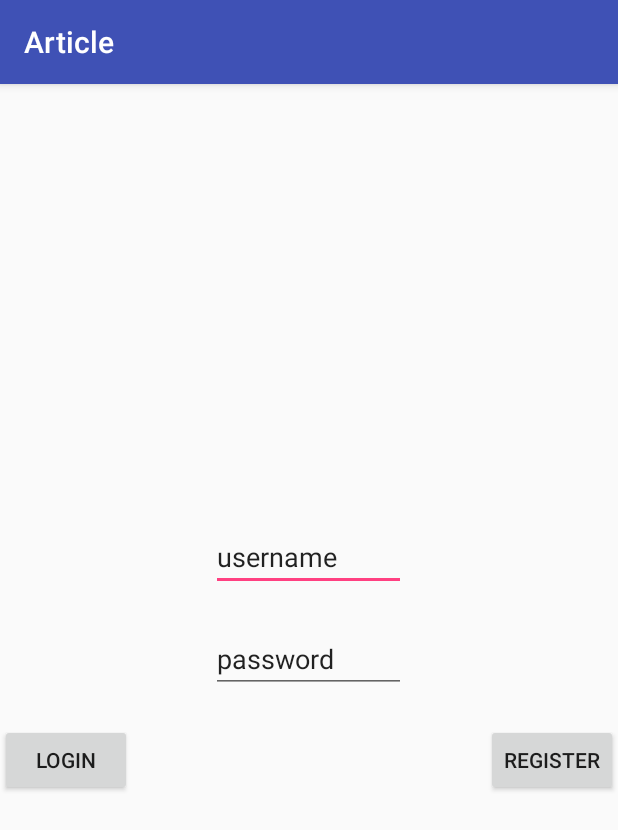
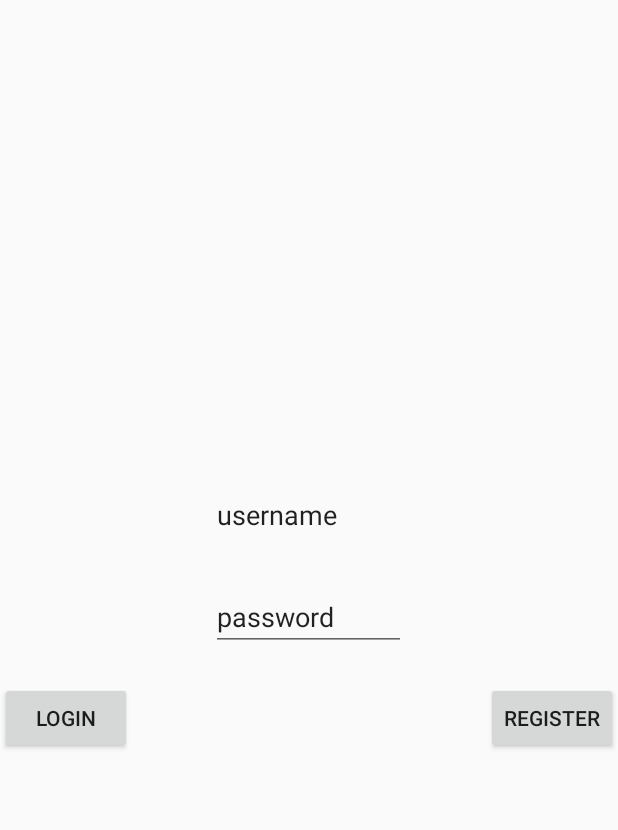
Before and after one commit to david6686/app_article, an Android app: the screen it shows after launch (login), on a phone screen of 412 x 824 dp. Shown: the top 830 px of the screen. Run offline under Robolectric (Android 15) with nearby library versions, the phone set to English and light mode, and no system bars.

Commit message:
change color and style setting
styles setting :
item name 那邊 應該要變成 android:colorPrimary
但是api不夠高, 所以先這樣改

```diff
--- a/app/src/main/res/values/colors.xml
+++ b/app/src/main/res/values/colors.xml
@@ -2,5 +2,8 @@
 <resources>
     <color name="colorPrimary">#3F51B5</color>
     <color name="colorPrimaryDark">#303F9F</color>
+    <color name="PrimaryColor2">#2196F3</color>
+    <color name="PrimaryDarkColor">#1976D2</color>
     <color name="colorAccent">#FF4081</color>
 </resources>
+<!--新增PrimaryDarkColor, PrimaryColor2 for Navigation drawer-->
--- a/app/src/main/res/values/styles.xml
+++ b/app/src/main/res/values/styles.xml
@@ -1,11 +1,11 @@
 <resources>
 
     <!-- Base application theme. -->
-    <style name="AppTheme" parent="Theme.AppCompat.Light.DarkActionBar">
+    <style name="AppTheme" parent="Theme.AppCompat.Light.NoActionBar">
         <!-- Customize your theme here. -->
-        <item name="colorPrimary">@color/colorPrimary</item>
-        <item name="colorPrimaryDark">@color/colorPrimaryDark</item>
-        <item name="colorAccent">@color/colorAccent</item>
+        <item name="colorPrimary">@color/PrimaryColor2</item>
+        <item name="colorPrimaryDark">@color/PrimaryDarkColor</item>
+        <item name="colorAccent">@android:color/transparent</item>
     </style>
     <style name="AppTheme.NoActionBar">
         <item name="windowActionBar">false</item>
```
